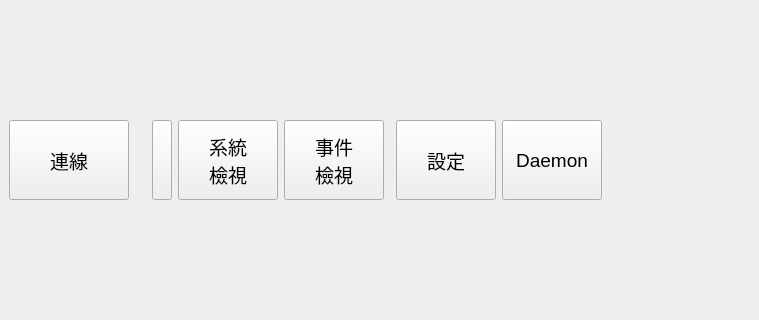
This is collectorview.ui in haoyi-jason/BMS_HY01_old as Qt 5 draws it before an edit; both pictures show x 0 to 759 and y 206 to 526 of the 1280 by 760 pixel window. The edited form follows.
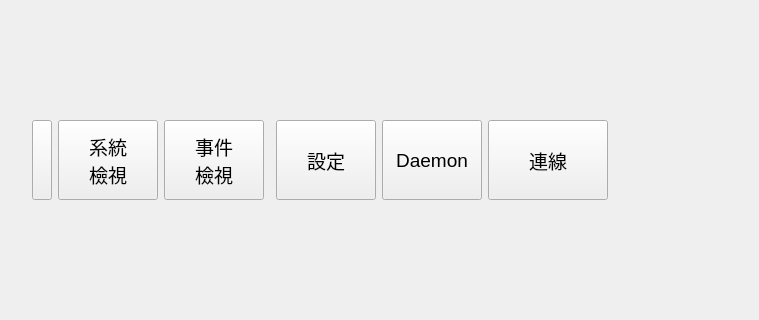
This is the edited form. Icons and pictures are not drawn.

```diff
--- a/collectorview.ui
+++ b/collectorview.ui
@@ -31,8 +31,151 @@
    <string>BMS</string>
   </property>
   <widget class="QWidget" name="centralwidget">
-   <layout class="QGridLayout" name="gridLayout" columnstretch="0,0,0,0,0,0,0,0,0">
-    <item row="2" column="0" colspan="9">
+   <layout class="QGridLayout" name="gridLayout" columnstretch="0,0,0,0,0,0,0,0,0,0">
+    <item row="1" column="6">
+     <widget class="QPushButton" name="pbHardwareView">
+      <property name="sizePolicy">
+       <sizepolicy hsizetype="Fixed" vsizetype="Fixed">
+        <horstretch>0</horstretch>
+        <verstretch>0</verstretch>
+       </sizepolicy>
+      </property>
+      <property name="minimumSize">
+       <size>
+        <width>100</width>
+        <height>80</height>
+       </size>
+      </property>
+      <property name="maximumSize">
+       <size>
+        <width>100</width>
+        <height>80</height>
+       </size>
+      </property>
+      <property name="text">
+       <string>設定</string>
+      </property>
+     </widget>
+    </item>
+    <item row="1" column="4">
+     <widget class="QPushButton" name="pbEventView">
+      <property name="sizePolicy">
+       <sizepolicy hsizetype="Fixed" vsizetype="Fixed">
+        <horstretch>0</horstretch>
+        <verstretch>0</verstretch>
+       </sizepolicy>
+      </property>
+      <property name="minimumSize">
+       <size>
+        <width>100</width>
+        <height>80</height>
+       </size>
+      </property>
+      <property name="maximumSize">
+       <size>
+        <width>100</width>
+        <height>80</height>
+       </size>
+      </property>
+      <property name="text">
+       <string>事件
+檢視</string>
+      </property>
+     </widget>
+    </item>
+    <item row="1" column="7">
+     <widget class="QPushButton" name="pbBatHistory">
+      <property name="enabled">
+       <bool>true</bool>
+      </property>
+      <property name="sizePolicy">
+       <sizepolicy hsizetype="Fixed" vsizetype="Fixed">
+        <horstretch>0</horstretch>
+        <verstretch>0</verstretch>
+       </sizepolicy>
+      </property>
+      <property name="minimumSize">
+       <size>
+        <width>100</width>
+        <height>80</height>
+       </size>
+      </property>
+      <property name="maximumSize">
+       <size>
+        <width>100</width>
+        <height>80</height>
+       </size>
+      </property>
+      <property name="text">
+       <string>Daemon</string>
+      </property>
+     </widget>
+    </item>
+    <item row="1" column="9">
+     <spacer name="horizontalSpacer">
+      <property name="orientation">
+       <enum>Qt::Horizontal</enum>
+      </property>
+      <property name="sizeHint" stdset="0">
+       <size>
+        <width>40</width>
+        <height>20</height>
+       </size>
+      </property>
+     </spacer>
+    </item>
+    <item row="1" column="3">
+     <widget class="QPushButton" name="pbStackView">
+      <property name="sizePolicy">
+       <sizepolicy hsizetype="Fixed" vsizetype="Fixed">
+        <horstretch>0</horstretch>
+        <verstretch>0</verstretch>
+       </sizepolicy>
+      </property>
+      <property name="minimumSize">
+       <size>
+        <width>100</width>
+        <height>80</height>
+       </size>
+      </property>
+      <property name="maximumSize">
+       <size>
+        <width>100</width>
+        <height>80</height>
+       </size>
+      </property>
+      <property name="text">
+       <string>系統
+檢視</string>
+      </property>
+     </widget>
+    </item>
+    <item row="1" column="2">
+     <widget class="QPushButton" name="pbAuth">
+      <property name="sizePolicy">
+       <sizepolicy hsizetype="Minimum" vsizetype="Preferred">
+        <horstretch>0</horstretch>
+        <verstretch>0</verstretch>
+       </sizepolicy>
+      </property>
+      <property name="minimumSize">
+       <size>
+        <width>20</width>
+        <height>0</height>
+       </size>
+      </property>
+      <property name="maximumSize">
+       <size>
+        <width>20</width>
+        <height>16777215</height>
+       </size>
+      </property>
+      <property name="text">
+       <string/>
+      </property>
+     </widget>
+    </item>
+    <item row="2" column="0" colspan="10">
      <layout class="QVBoxLayout" name="mainLayout">
       <property name="spacing">
        <number>3</number>
@@ -42,57 +185,6 @@
       </property>
      </layout>
     </item>
-    <item row="1" column="3">
-     <widget class="QPushButton" name="pbStackView">
-      <property name="sizePolicy">
-       <sizepolicy hsizetype="Fixed" vsizetype="Fixed">
-        <horstretch>0</horstretch>
-        <verstretch>0</verstretch>
-       </sizepolicy>
-      </property>
-      <property name="minimumSize">
-       <size>
-        <width>100</width>
-        <height>80</height>
-       </size>
-      </property>
-      <property name="maximumSize">
-       <size>
-        <width>100</width>
-        <height>80</height>
-       </size>
-      </property>
-      <property name="text">
-       <string>系統
-檢視</string>
-      </property>
-     </widget>
-    </item>
-    <item row="1" column="6">
-     <widget class="QPushButton" name="pbHardwareView">
-      <property name="sizePolicy">
-       <sizepolicy hsizetype="Fixed" vsizetype="Fixed">
-        <horstretch>0</horstretch>
-        <verstretch>0</verstretch>
-       </sizepolicy>
-      </property>
-      <property name="minimumSize">
-       <size>
-        <width>100</width>
-        <height>80</height>
-       </size>
-      </property>
-      <property name="maximumSize">
-       <size>
-        <width>100</width>
-        <height>80</height>
-       </size>
-      </property>
-      <property name="text">
-       <string>設定</string>
-      </property>
-     </widget>
-    </item>
     <item row="1" column="1">
      <widget class="QLabel" name="label">
       <property name="maximumSize">
@@ -109,7 +201,7 @@
       </property>
      </widget>
     </item>
-    <item row="1" column="0">
+    <item row="1" column="8">
      <widget class="QPushButton" name="pbSystemNavi">
       <property name="sizePolicy">
        <sizepolicy hsizetype="Fixed" vsizetype="Fixed">
@@ -137,98 +229,6 @@
       </property>
      </widget>
     </item>
-    <item row="1" column="2">
-     <widget class="QPushButton" name="pbAuth">
-      <property name="sizePolicy">
-       <sizepolicy hsizetype="Minimum" vsizetype="Preferred">
-        <horstretch>0</horstretch>
-        <verstretch>0</verstretch>
-       </sizepolicy>
-      </property>
-      <property name="minimumSize">
-       <size>
-        <width>20</width>
-        <height>0</height>
-       </size>
-      </property>
-      <property name="maximumSize">
-       <size>
-        <width>20</width>
-        <height>16777215</height>
-       </size>
-      </property>
-      <property name="text">
-       <string/>
-      </property>
-     </widget>
-    </item>
-    <item row="1" column="4">
-     <widget class="QPushButton" name="pbEventView">
-      <property name="sizePolicy">
-       <sizepolicy hsizetype="Fixed" vsizetype="Fixed">
-        <horstretch>0</horstretch>
-        <verstretch>0</verstretch>
-       </sizepolicy>
-      </property>
-      <property name="minimumSize">
-       <size>
-        <width>100</width>
-        <height>80</height>
-       </size>
-      </property>
-      <property name="maximumSize">
-       <size>
-        <width>100</width>
-        <height>80</height>
-       </size>
-      </property>
-      <property name="text">
-       <string>事件
-檢視</string>
-      </property>
-     </widget>
-    </item>
-    <item row="1" column="8">
-     <spacer name="horizontalSpacer">
-      <property name="orientation">
-       <enum>Qt::Horizontal</enum>
-      </property>
-      <property name="sizeHint" stdset="0">
-       <size>
-        <width>40</width>
-        <height>20</height>
-       </size>
-      </property>
-     </spacer>
-    </item>
-    <item row="1" column="7">
-     <widget class="QPushButton" name="pbBatHistory">
-      <property name="enabled">
-       <bool>true</bool>
-      </property>
-      <property name="sizePolicy">
-       <sizepolicy hsizetype="Fixed" vsizetype="Fixed">
-        <horstretch>0</horstretch>
-        <verstretch>0</verstretch>
-       </sizepolicy>
-      </property>
-      <property name="minimumSize">
-       <size>
-        <width>100</width>
-        <height>80</height>
-       </size>
-      </property>
-      <property name="maximumSize">
-       <size>
-        <width>100</width>
-        <height>80</height>
-       </size>
-      </property>
-      <property name="text">
-       <string>Daemon</string>
-      </property>
-     </widget>
-    </item>
    </layout>
   </widget>
   <widget class="QStatusBar" name="statusbar"/>
```
